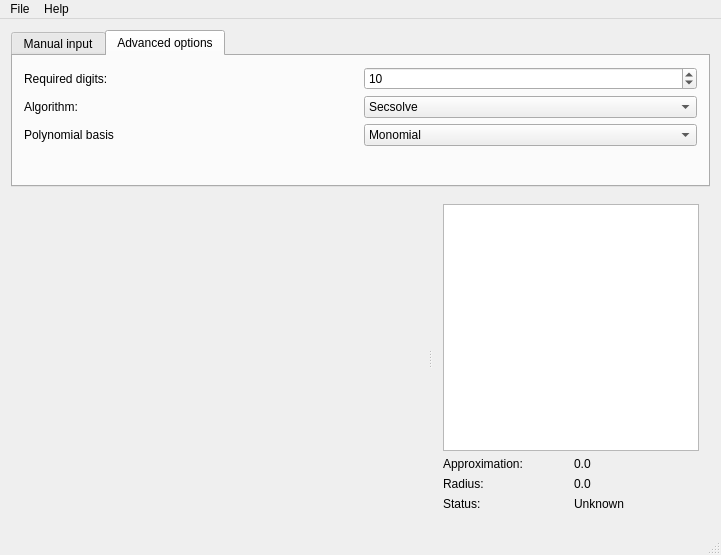
Before: the Qt Designer form src/xmpsolve/mainwindow.ui in robol/MPSolve, drawn with Qt 5.
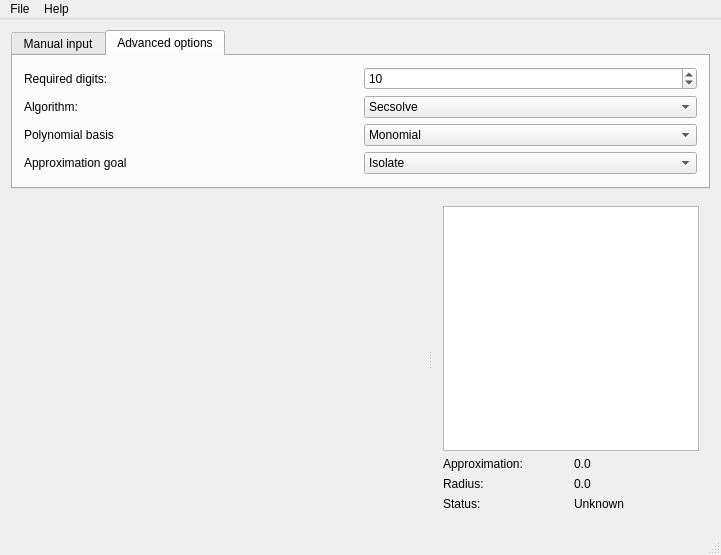
After: the same form once the commit is applied. The open tabs and pages were chosen to show the change. Icons and pictures are not drawn. Custom widgets are drawn as their Qt base class.

```diff
--- a/src/xmpsolve/mainwindow.ui
+++ b/src/xmpsolve/mainwindow.ui
@@ -128,7 +128,7 @@
               </property>
              </widget>
             </item>
-            <item row="3" column="0">
+            <item row="4" column="0">
              <spacer name="verticalSpacer">
               <property name="orientation">
                <enum>Qt::Vertical</enum>
@@ -165,6 +165,27 @@
               </item>
              </widget>
             </item>
+            <item row="3" column="0">
+             <widget class="QLabel" name="label_4">
+              <property name="text">
+               <string>Approximation goal</string>
+              </property>
+             </widget>
+            </item>
+            <item row="3" column="1">
+             <widget class="QComboBox" name="comboBox">
+              <item>
+               <property name="text">
+                <string>Isolate</string>
+               </property>
+              </item>
+              <item>
+               <property name="text">
+                <string>Approximate</string>
+               </property>
+              </item>
+             </widget>
+            </item>
            </layout>
           </item>
          </layout>
```
Left out of the diff: 2 changed lines with no effect on the pictures.
